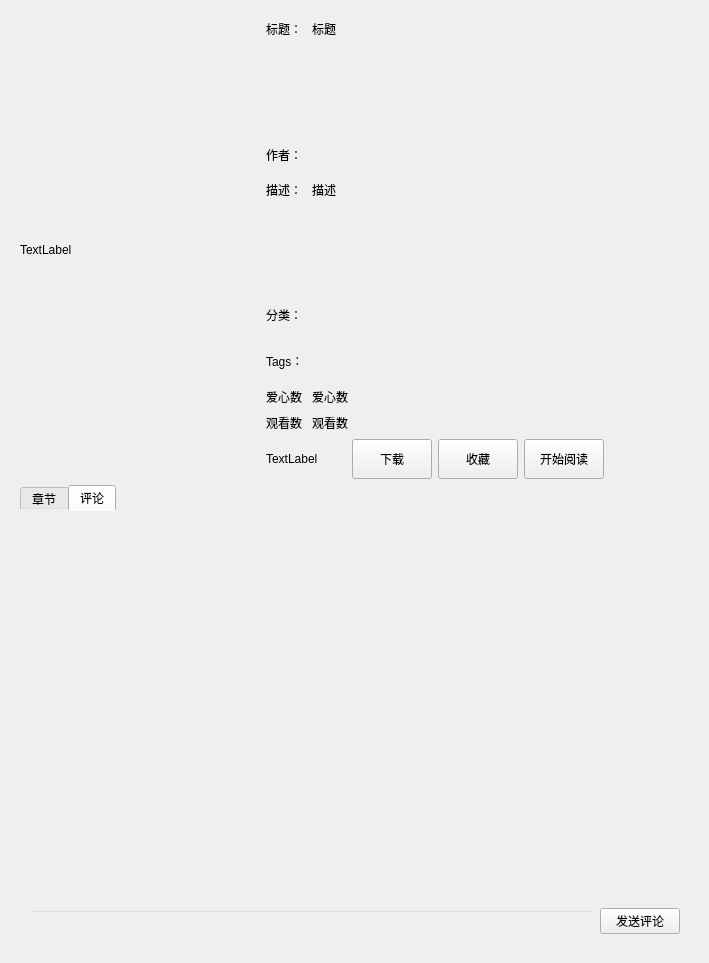
The window that ui/bookinfo.ui (tonquer/picacg-qt) describes before a commit, drawn with Qt 5.
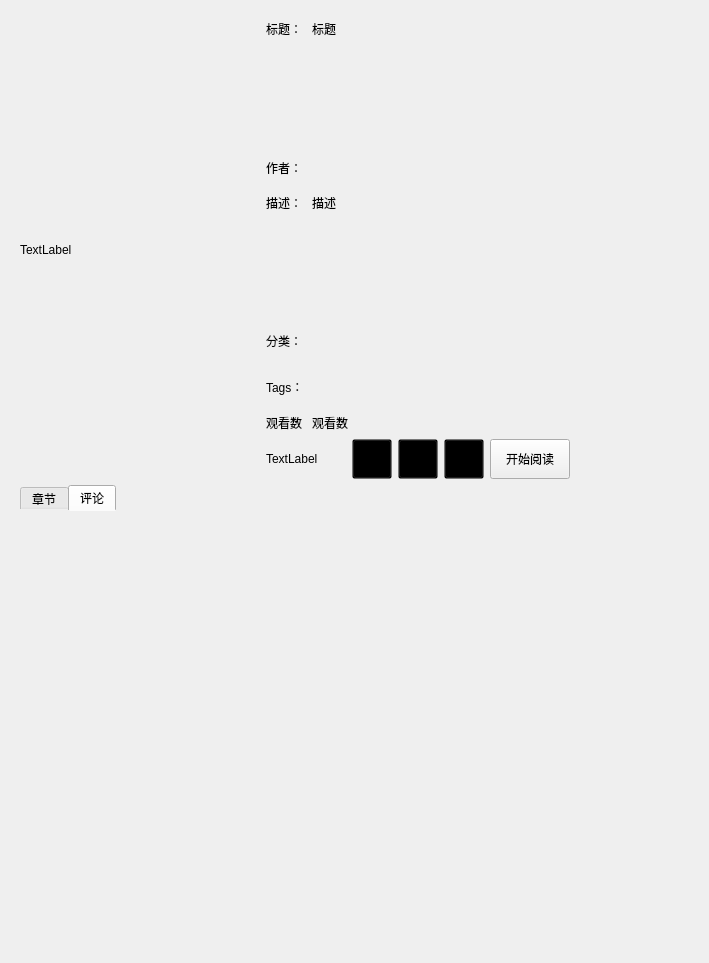
The same window after the commit. The open tabs and pages were chosen to show the change. Custom widgets are drawn as their Qt base class.

The edit to the form file:
```diff
--- a/ui/bookinfo.ui
+++ b/ui/bookinfo.ui
@@ -258,36 +258,6 @@
                    </item>
                   </layout>
                  </item>
-                 <item>
-                  <layout class="QHBoxLayout" name="horizontalLayout_8">
-                   <item>
-                    <widget class="QLabel" name="label_6">
-                     <property name="maximumSize">
-                      <size>
-                       <width>40</width>
-                       <height>20</height>
-                      </size>
-                     </property>
-                     <property name="text">
-                      <string>爱心数：</string>
-                     </property>
-                    </widget>
-                   </item>
-                   <item>
-                    <widget class="QLabel" name="likes">
-                     <property name="maximumSize">
-                      <size>
-                       <width>16777215</width>
-                       <height>20</height>
-                      </size>
-                     </property>
-                     <property name="text">
-                      <string>爱心数</string>
-                     </property>
-                    </widget>
-                   </item>
-                  </layout>
-                 </item>
                  <item>
                   <layout class="QHBoxLayout" name="horizontalLayout_9">
                    <item>
@@ -343,40 +313,50 @@
                     </widget>
                    </item>
                    <item>
-                    <widget class="QPushButton" name="download">
+                    <widget class="QToolButton" name="starButton">
                      <property name="minimumSize">
                       <size>
-                       <width>0</width>
+                       <width>40</width>
                        <height>40</height>
                       </size>
                      </property>
-                     <property name="maximumSize">
-                      <size>
-                       <width>16777215</width>
-                       <height>40</height>
-                      </size>
+                     <property name="styleSheet">
+                      <string notr="true">background-color:transparent;</string>
                      </property>
                      <property name="text">
-                      <string>下载</string>
+                      <string/>
                      </property>
                     </widget>
                    </item>
                    <item>
-                    <widget class="QPushButton" name="favorites">
+                    <widget class="QToolButton" name="favoriteButton">
                      <property name="minimumSize">
                       <size>
-                       <width>0</width>
+                       <width>40</width>
                        <height>40</height>
                       </size>
                      </property>
-                     <property name="maximumSize">
+                     <property name="styleSheet">
+                      <string notr="true">background-color:transparent;</string>
+                     </property>
+                     <property name="text">
+                      <string/>
+                     </property>
+                    </widget>
+                   </item>
+                   <item>
+                    <widget class="QToolButton" name="downloadButton">
+                     <property name="minimumSize">
                       <size>
-                       <width>16777215</width>
+                       <width>40</width>
                        <height>40</height>
                       </size>
                      </property>
+                     <property name="styleSheet">
+                      <string notr="true">background-color:transparent;</string>
+                     </property>
                      <property name="text">
-                      <string>收藏</string>
+                      <string/>
                      </property>
                     </widget>
                    </item>
@@ -473,34 +453,7 @@
               <attribute name="title">
                <string>评论</string>
               </attribute>
-              <layout class="QGridLayout" name="commentLayout">
-               <item row="0" column="0">
-                <widget class="QtBookList" name="listWidget">
-                 <property name="styleSheet">
-                  <string notr="true">QListWidget {background-color:transparent;}
-QListWidget::item { border-bottom: 1px solid black; }</string>
-                 </property>
-                </widget>
-               </item>
-               <item row="1" column="0">
-                <layout class="QHBoxLayout" name="horizontalLayout_10">
-                 <item>
-                  <widget class="QLineEdit" name="commentLine">
-                   <property name="styleSheet">
-                    <string notr="true">background-color:transparent;</string>
-                   </property>
-                  </widget>
-                 </item>
-                 <item>
-                  <widget class="QPushButton" name="commentButton">
-                   <property name="text">
-                    <string>发送评论</string>
-                   </property>
-                  </widget>
-                 </item>
-                </layout>
-               </item>
-              </layout>
+              <layout class="QGridLayout" name="commentLayout"/>
              </widget>
             </widget>
            </item>
@@ -515,16 +468,17 @@
   </layout>
  </widget>
  <customwidgets>
-  <customwidget>
-   <class>QtBookList</class>
-   <extends>QListWidget</extends>
-   <header location="global">.qtlistwidget.h</header>
-  </customwidget>
   <customwidget>
    <class>QtCategoryList</class>
    <extends>QListWidget</extends>
    <header location="global">.qtlistwidget.h</header>
   </customwidget>
+  <customwidget>
+   <class>QtCommentList</class>
+   <extends>QWidget</extends>
+   <header location="global">.qt_comment_list.h</header>
+   <container>1</container>
+  </customwidget>
  </customwidgets>
  <resources/>
  <connections>
```
Left out of the diff: 89 changed lines with no effect on the pictures.
